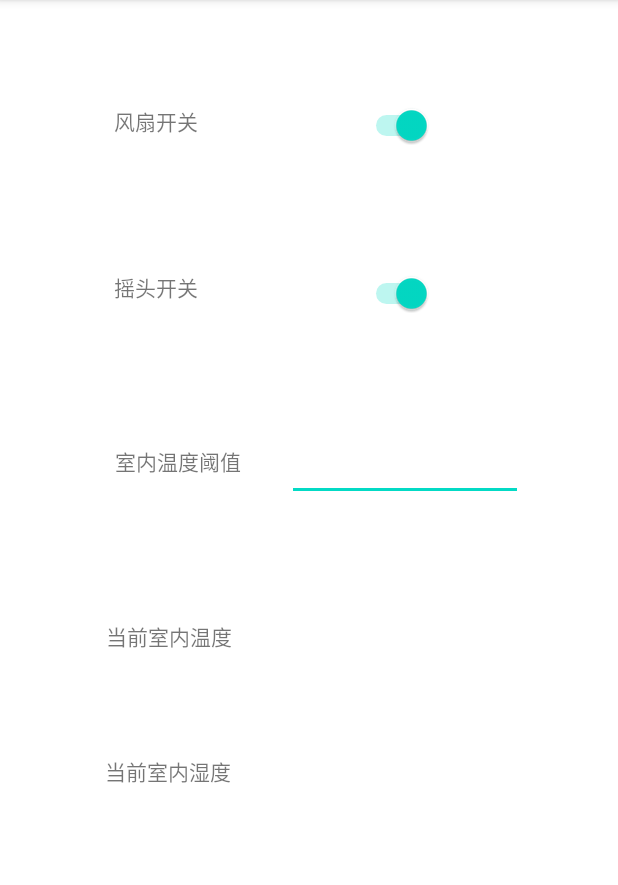
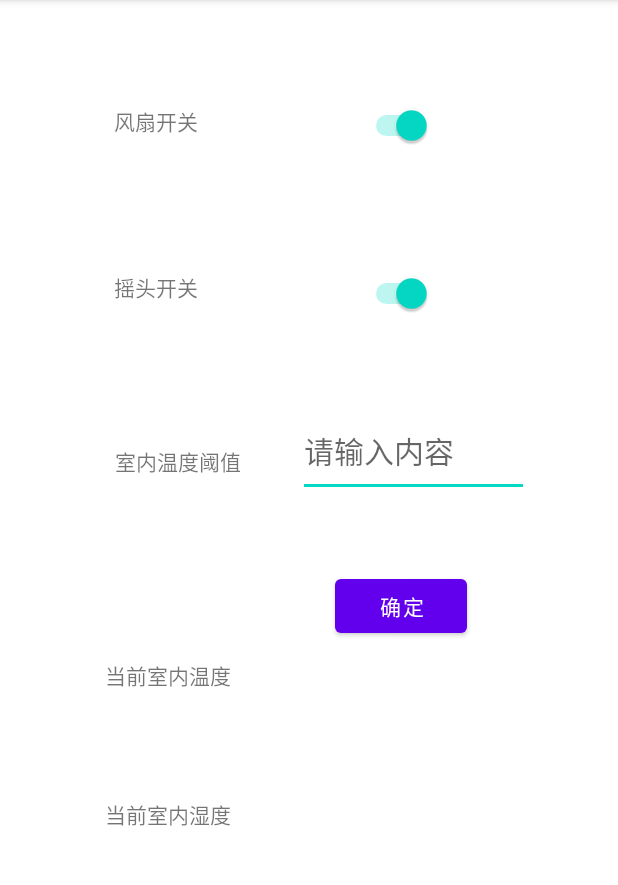
Before and after one commit to songzzzzggg/SmartFans, an Android app: the screen it shows after launch (MainActivity), on a phone screen of 412 x 824 dp, the part 84-969 px from its top. Run offline under Robolectric (Android 15) with nearby library versions, the phone set to English and light mode, and no system bars.

Commit message:
将输入的室内温度阈值打印到屏幕上

```diff
--- a/NotifyListenerDemo/app/src/main/java/com/example/notifylistenerdemo/MainActivity.java
+++ b/NotifyListenerDemo/app/src/main/java/com/example/notifylistenerdemo/MainActivity.java
@@ -17,8 +17,12 @@ import android.os.Build;
 import android.os.Bundle;
 import android.os.Handler;
 import android.os.Message;
+import android.text.Editable;
+import android.text.TextWatcher;
 import android.util.Log;
 import android.view.View;
+import android.widget.Button;
+import android.widget.EditText;
 import android.widget.TextView;
 import android.widget.Toast;
 
@@ -229,6 +233,14 @@ public class MainActivity extends AppCompatActivity{
         setContentView(R.layout.activity_main);
         mContext = this;
         // 初始化视图
+        final EditText editText = findViewById(R.id.input_password);
+        Button button = findViewById(R.id.button);
+        button.setOnClickListener(new View.OnClickListener() {
+            @Override
+            public void onClick(View v) {
+                Toast.makeText(MainActivity.this, editText.getText(), Toast.LENGTH_SHORT).show();
+            }
+        });
         initView();
 
         // 检查蓝牙是否可用
@@ -258,7 +270,12 @@ public class MainActivity extends AppCompatActivity{
             return;
         }
         bluetoothGatt = bluetoothDevice.connectGatt(this, true, gattCallback);
+
+
+
+
     }
+
 
     private BluetoothGattCallback gattCallback = new BluetoothGattCallback() {
         @Override
@@ -359,4 +376,5 @@ public class MainActivity extends AppCompatActivity{
 
 
 
+
 }
--- a/NotifyListenerDemo/app/src/main/res/layout/activity_main.xml
+++ b/NotifyListenerDemo/app/src/main/res/layout/activity_main.xml
@@ -67,10 +67,10 @@
         android:text="当前室内温度"
         app:layout_constraintBottom_toTopOf="@+id/textView"
         app:layout_constraintEnd_toEndOf="parent"
-        app:layout_constraintHorizontal_bias="0.216"
+        app:layout_constraintHorizontal_bias="0.214"
         app:layout_constraintStart_toStartOf="parent"
         app:layout_constraintTop_toTopOf="parent"
-        app:layout_constraintVertical_bias="0.692" />
+        app:layout_constraintVertical_bias="0.735" />
 
     <TextView
         android:id="@+id/tvBLEState6"
@@ -82,7 +82,7 @@
         app:layout_constraintHorizontal_bias="0.214"
         app:layout_constraintStart_toStartOf="parent"
         app:layout_constraintTop_toTopOf="parent"
-        app:layout_constraintVertical_bias="0.843" />
+        app:layout_constraintVertical_bias="0.891" />
 
     <TextView
         android:id="@+id/tvBLEState2"
@@ -108,15 +108,36 @@
         app:layout_constraintTop_toTopOf="parent"
         app:layout_constraintVertical_bias="0.497" />
 
-    <EditText
-        android:id="@+id/editText2"
-        android:layout_width="157dp"
-        android:layout_height="47dp"
+
+
+    <Button
+        android:id="@+id/button"
+        android:layout_width="wrap_content"
+        android:layout_height="wrap_content"
+        android:text="确定"
         app:layout_constraintBottom_toTopOf="@+id/textView"
         app:layout_constraintEnd_toEndOf="parent"
-        app:layout_constraintHorizontal_bias="0.751"
+        app:layout_constraintHorizontal_bias="0.69"
         app:layout_constraintStart_toStartOf="parent"
         app:layout_constraintTop_toTopOf="parent"
-        app:layout_constraintVertical_bias="0.502" />
+        app:layout_constraintVertical_bias="0.666" />
+
+    <EditText
+        android:id="@+id/input_password"
+        android:layout_width="154dp"
+        android:layout_height="61dp"
+        android:layout_toLeftOf="@id/button"
+        android:hint="请输入内容"
+        android:imeOptions="actionDone"
+        android:textSize="20sp"
+        app:layout_constraintBottom_toTopOf="@+id/textView"
+        app:layout_constraintEnd_toEndOf="parent"
+        app:layout_constraintHorizontal_bias="0.77"
+        app:layout_constraintStart_toStartOf="parent"
+        app:layout_constraintTop_toTopOf="parent"
+        app:layout_constraintVertical_bias="0.485" />
+
+
+
 
 </androidx.constraintlayout.widget.ConstraintLayout>
```
